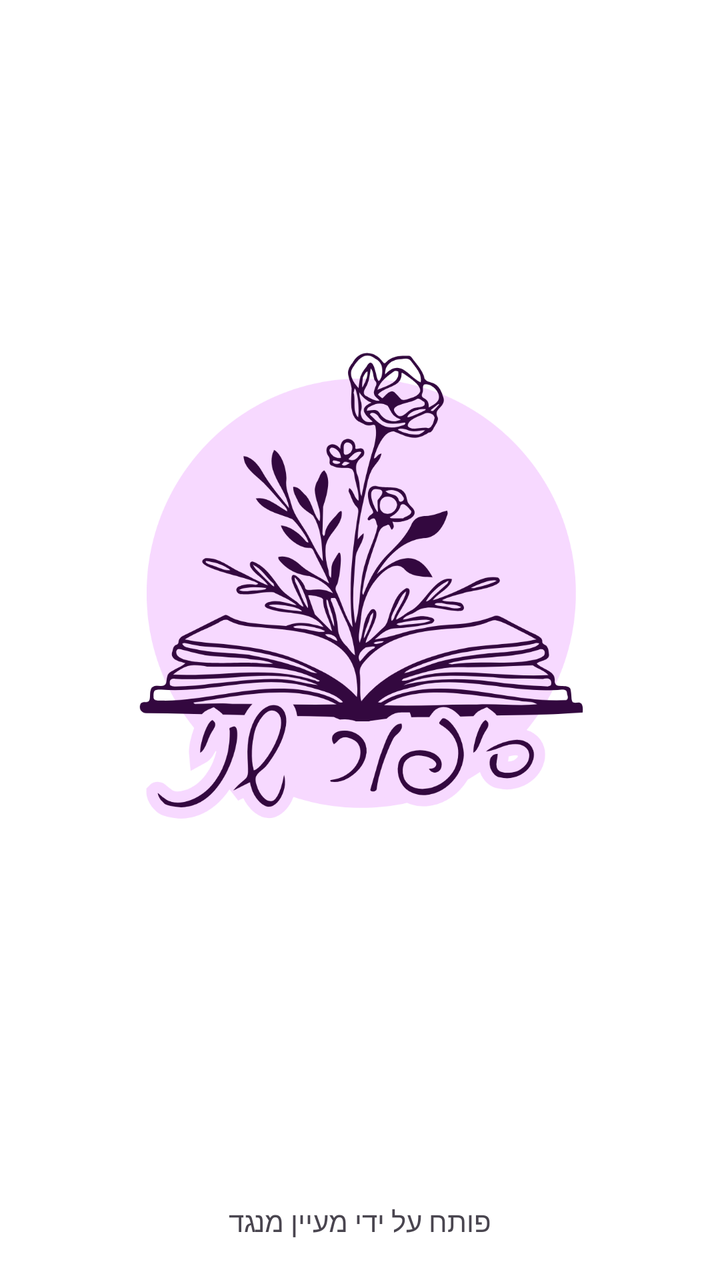
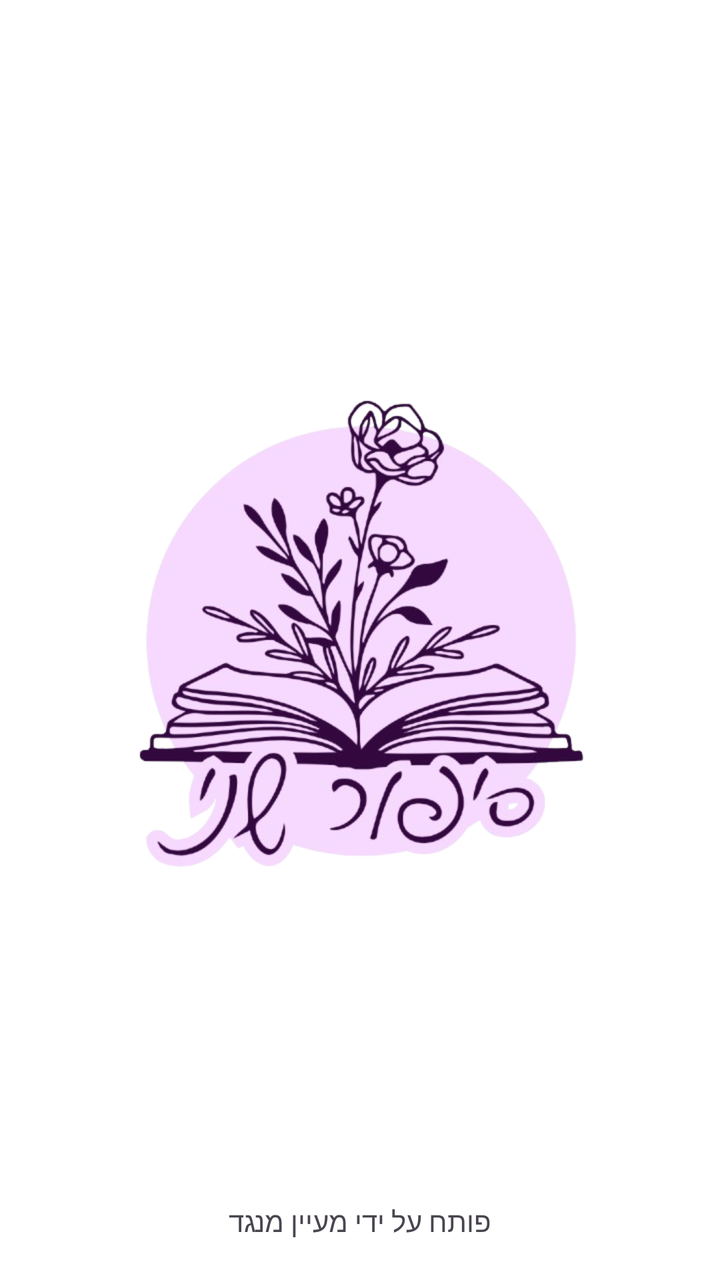

Two renders of the same Android screen: before a commit and after it. Below are the layout's source before the change and the commit's diff.
<!-- AndroidManifest.xml: application theme Theme.SecondStoryProject -->
<!-- res/layout/activity_splash.xml -->
<?xml version="1.0" encoding="utf-8"?>
<RelativeLayout xmlns:android="http://schemas.android.com/apk/res/android"
    xmlns:app="http://schemas.android.com/apk/res-auto"
    xmlns:tools="http://schemas.android.com/tools"
    android:id="@+id/main"
    android:layout_width="match_parent"
    android:layout_height="match_parent"
    android:background="@color/white"
    tools:context=".screens.SplashActivity">



    <LinearLayout
        android:layout_width="match_parent"
        android:layout_height="match_parent"
        android:gravity="center"
        android:orientation="vertical">

        <ImageView
            android:layout_width="250dp"
            android:layout_height="250dp"
            android:src="@drawable/logo" />

        <ProgressBar
            android:layout_width="32dp"
            android:layout_height="wrap_content"/>

    </LinearLayout>

    <TextView
        android:layout_width="match_parent"
        android:layout_height="wrap_content"
        android:text="פותח על ידי מעיין מנגד"
        android:layout_alignParentBottom="true"
        android:gravity="center"
        android:layout_marginBottom="20dp"/>


</RelativeLayout>
<!-- resources referenced by this layout -->
<resources>
  <color name="white">#FFFFFFFF</color>
  <!-- drawable logo: png bitmap (drawable, 173786 bytes) -->
  <style name="Theme.SecondStoryProject" parent="Base.Theme.SecondStoryProject" />
  <style name="Base.Theme.SecondStoryProject" parent="Theme.Material3.DayNight.NoActionBar">
          
          
      </style>
</resources>

<!-- the commit's change to res/layout/activity_splash.xml (unified diff, before → after) -->
@@ -10,22 +10,25 @@
 
 
 
-    <LinearLayout
+    <FrameLayout
         android:layout_width="match_parent"
         android:layout_height="match_parent"
         android:gravity="center"
         android:orientation="vertical">
 
+        <ProgressBar
+            android:layout_width="280dp"
+            android:layout_height="280dp"
+            android:layout_gravity="center"/>
         <ImageView
             android:layout_width="250dp"
             android:layout_height="250dp"
-            android:src="@drawable/logo" />
+            android:src="@drawable/logonobackground"
+            android:background="@android:color/transparent"
+            android:layout_gravity="center"/>
 
-        <ProgressBar
-            android:layout_width="32dp"
-            android:layout_height="wrap_content"/>
 
-    </LinearLayout>
+    </FrameLayout>
 
     <TextView
         android:layout_width="match_parent"
<!-- resource entries referenced after the edit -->
@@ -1,7 +1,7 @@
 <!-- resources referenced by this layout -->
 <resources>
   <color name="white">#FFFFFFFF</color>
-  <!-- drawable logo: png bitmap (drawable, 173786 bytes) -->
+  <!-- drawable logonobackground: png bitmap (drawable, 266060 bytes) -->
   <style name="Theme.SecondStoryProject" parent="Base.Theme.SecondStoryProject" />
   <style name="Base.Theme.SecondStoryProject" parent="Theme.Material3.DayNight.NoActionBar">
           
